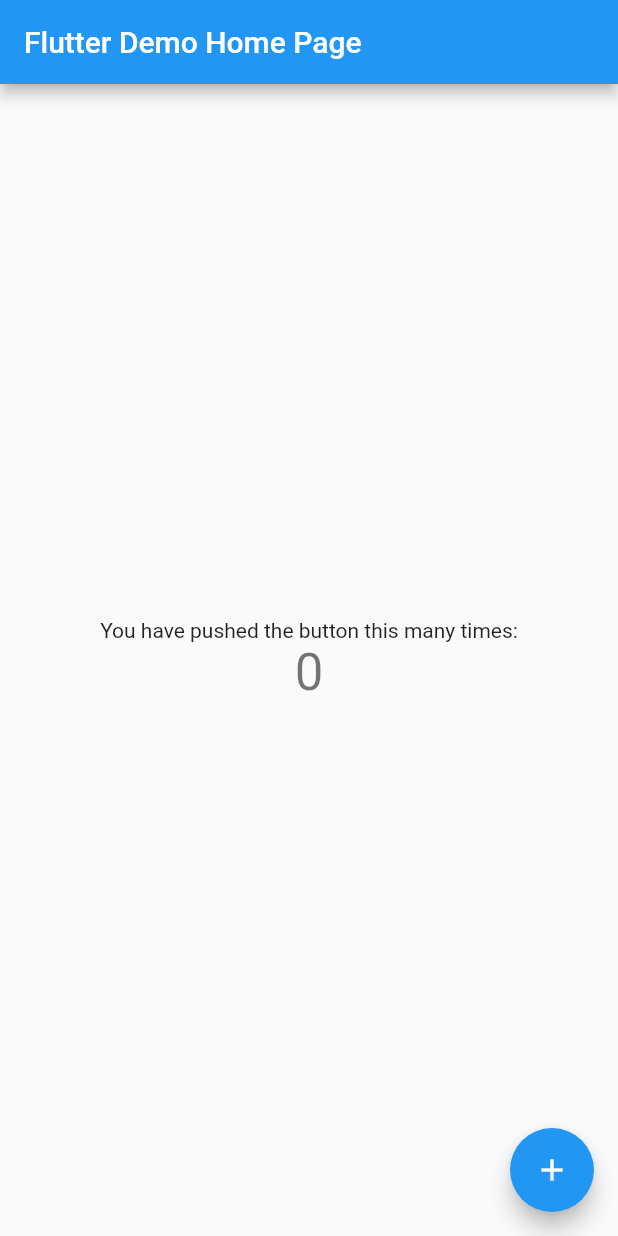
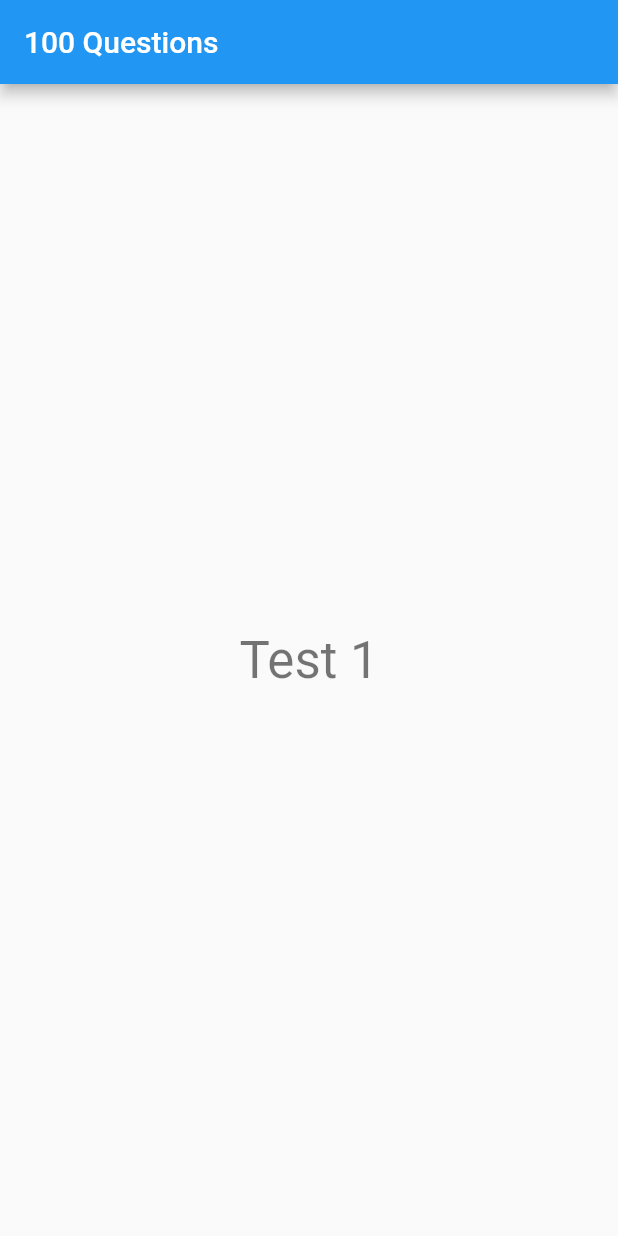
Before and after one commit to Tom-Waw/hundred-questions, a Flutter app: the screen it shows after launch, on a phone screen of 412 x 824 dp. Run offline on Flutter 3.47's test engine with Material 2 defaults, Android fonts, the phone set to English and light mode, and no system bars.

Commit message:
add: select random question from list

```diff
--- a/lib/main.dart
+++ b/lib/main.dart
@@ -1,4 +1,6 @@
 import 'package:flutter/material.dart';
+
+import 'dart:math';
 
 void main() {
   runApp(const MyApp());
@@ -7,40 +9,28 @@
 class MyApp extends StatelessWidget {
   const MyApp({Key? key}) : super(key: key);
 
-  // This widget is the root of your application.
   @override
   Widget build(BuildContext context) {
     return MaterialApp(
-      title: 'Flutter Demo',
+      title: "Flutter Demo",
       theme: ThemeData(
-        // This is the theme of your application.
-        //
-        // Try running your application with "flutter run". You'll see the
-        // application has a blue toolbar. Then, without quitting the app, try
-        // changing the primarySwatch below to Colors.green and then invoke
-        // "hot reload" (press "r" in the console where you ran "flutter run",
-        // or simply save your changes to "hot reload" in a Flutter IDE).
-        // Notice that the counter didn't reset back to zero; the application
-        // is not restarted.
         primarySwatch: Colors.blue,
       ),
-      home: const MyHomePage(title: 'Flutter Demo Home Page'),
+      home: const MyHomePage(title: "100 Questions"),
     );
   }
 }
 
+extension RandomListItem<T> on List<T> {
+  T? randomItem() => isEmpty
+      ? null
+      : length == 1
+          ? first
+          : this[Random().nextInt(length)];
+}
+
 class MyHomePage extends StatefulWidget {
   const MyHomePage({Key? key, required this.title}) : super(key: key);
-
-  // This widget is the home page of your application. It is stateful, meaning
-  // that it has a State object (defined below) that contains fields that affect
-  // how it looks.
-
-  // This class is the configuration for the state. It holds the values (in this
-  // case the title) provided by the parent (in this case the App widget) and
-  // used by the build method of the State. Fields in a Widget subclass are
-  // always marked "final".
-
   final String title;
 
   @override
@@ -48,68 +38,43 @@
 }
 
 class _MyHomePageState extends State<MyHomePage> {
-  int _counter = 0;
+  String? _currentQuestion;
+  final List<String> _questions = [
+    "Test 1",
+    "Test 2",
+    "Test 3",
+    "Test 4",
+    "Test 5",
+  ];
 
-  void _incrementCounter() {
+  @override
+  void initState() {
+    super.initState();
+    _selectQuestion();
+  }
+
+  void _selectQuestion() {
     setState(() {
-      // This call to setState tells the Flutter framework that something has
-      // changed in this State, which causes it to rerun the build method below
-      // so that the display can reflect the updated values. If we changed
-      // _counter without calling setState(), then the build method would not be
-      // called again, and so nothing would appear to happen.
-      _counter++;
+      _currentQuestion = _questions.randomItem();
     });
   }
 
   @override
   Widget build(BuildContext context) {
-    // This method is rerun every time setState is called, for instance as done
-    // by the _incrementCounter method above.
-    //
-    // The Flutter framework has been optimized to make rerunning build methods
-    // fast, so that you can just rebuild anything that needs updating rather
-    // than having to individually change instances of widgets.
     return Scaffold(
       appBar: AppBar(
-        // Here we take the value from the MyHomePage object that was created by
-        // the App.build method, and use it to set our appbar title.
         title: Text(widget.title),
       ),
-      body: Center(
-        // Center is a layout widget. It takes a single child and positions it
-        // in the middle of the parent.
-        child: Column(
-          // Column is also a layout widget. It takes a list of children and
-          // arranges them vertically. By default, it sizes itself to fit its
-          // children horizontally, and tries to be as tall as its parent.
-          //
-          // Invoke "debug painting" (press "p" in the console, choose the
-          // "Toggle Debug Paint" action from the Flutter Inspector in Android
-          // Studio, or the "Toggle Debug Paint" command in Visual Studio Code)
-          // to see the wireframe for each widget.
-          //
-          // Column has various properties to control how it sizes itself and
-          // how it positions its children. Here we use mainAxisAlignment to
-          // center the children vertically; the main axis here is the vertical
-          // axis because Columns are vertical (the cross axis would be
-          // horizontal).
-          mainAxisAlignment: MainAxisAlignment.center,
-          children: <Widget>[
-            const Text(
-              'You have pushed the button this many times:',
-            ),
-            Text(
-              '$_counter',
-              style: Theme.of(context).textTheme.headline4,
-            ),
-          ],
+      body: GestureDetector(
+        behavior: HitTestBehavior.opaque,
+        onTap: _selectQuestion,
+        child: Center(
+          child: Text(
+            _currentQuestion ?? "",
+            style: Theme.of(context).textTheme.headline4,
+          ),
         ),
       ),
-      floatingActionButton: FloatingActionButton(
-        onPressed: _incrementCounter,
-        tooltip: 'Increment',
-        child: const Icon(Icons.add),
-      ), // This trailing comma makes auto-formatting nicer for build methods.
     );
   }
 }
```
